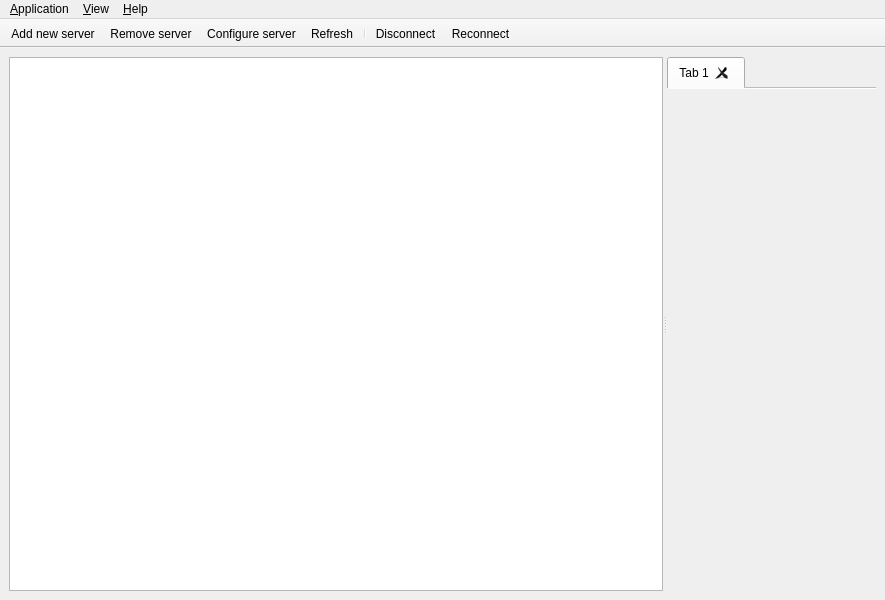
Before: the Qt Designer form sqlantaresia/SQLAntaresiaWindow.ui in mtorromeo/sqlantaresia, drawn with Qt 5.
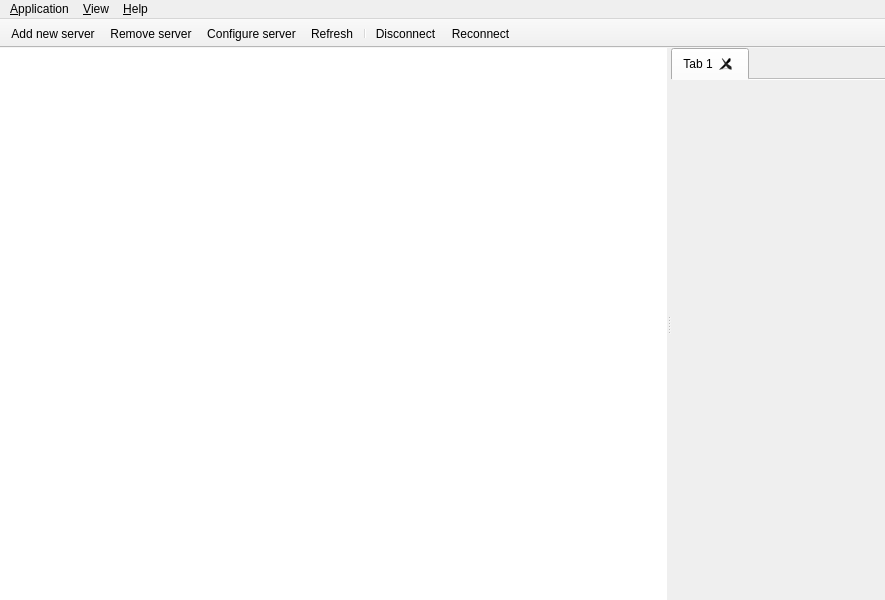
After: the same form once the commit is applied. Icons and pictures are not drawn.

Commit message: Removed margins

Patch:
```diff
--- a/sqlantaresia/SQLAntaresiaWindow.ui
+++ b/sqlantaresia/SQLAntaresiaWindow.ui
@@ -26,6 +26,9 @@
   </property>
   <widget class="QWidget" name="centralwidget">
    <layout class="QGridLayout" name="gridLayout">
+    <property name="margin">
+     <number>0</number>
+    </property>
     <item row="0" column="0">
      <widget class="QSplitter" name="splitter">
       <property name="orientation">
@@ -35,6 +38,15 @@
        <property name="contextMenuPolicy">
         <enum>Qt::CustomContextMenu</enum>
        </property>
+       <property name="frameShape">
+        <enum>QFrame::Box</enum>
+       </property>
+       <property name="frameShadow">
+        <enum>QFrame::Plain</enum>
+       </property>
+       <property name="lineWidth">
+        <number>0</number>
+       </property>
        <property name="selectionMode">
         <enum>QAbstractItemView::ExtendedSelection</enum>
        </property>
```
